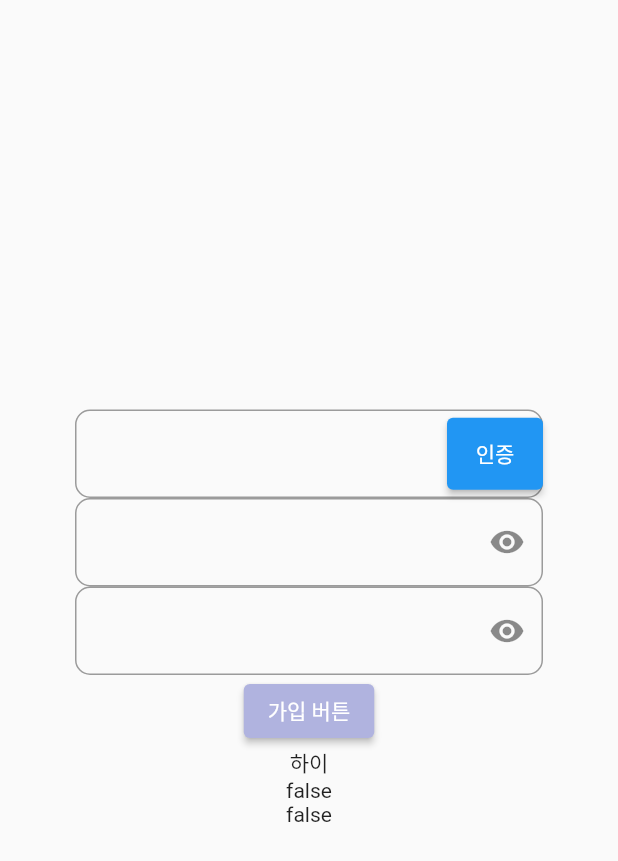
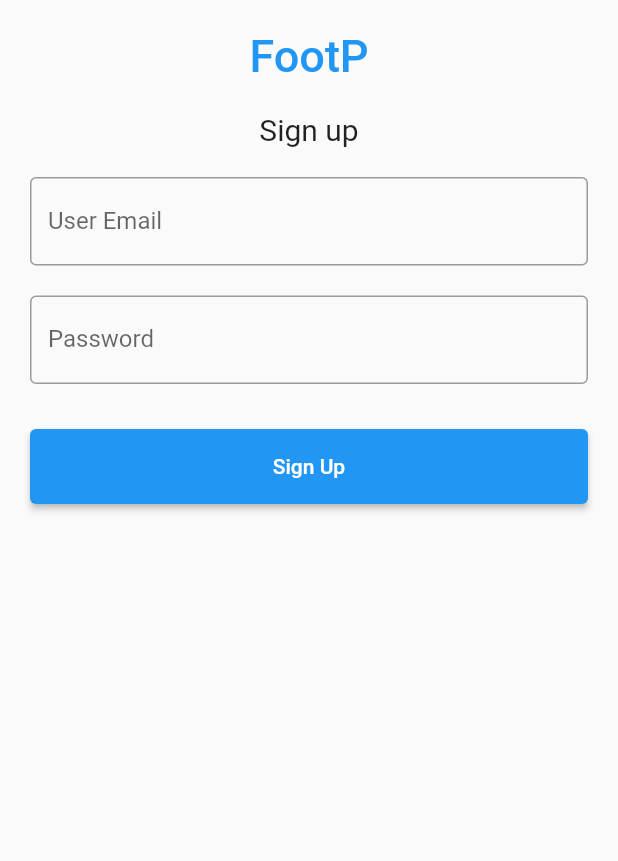
Before and after one commit to jibstring/footp, a Flutter app: the SignUp screen opened directly, on a phone screen of 412 x 824 dp. Shown: the top 861 px of the screen. Run offline on Flutter 3.47's test engine with Material 2 defaults, Android fonts, the phone set to English and light mode, and no system bars; our stand-ins replace dio, file_picker, geolocator, numberpicker; missing offline and left inert: naver_map_plugin.

Commit message:
[App] feat: sinup form in progress, fix some errors

```diff
--- a/app_footp/lib/components/createFoot/normalForm.dart
+++ b/app_footp/lib/components/createFoot/normalForm.dart
@@ -166,7 +166,7 @@ class _NormalFormState extends State<NormalForm> {
         Container(
             child: IconButton(
                 onPressed: () async {
-                  if (this.filePath == null && myText.text.trim() == '') {
+                  if (this.filePath == '' && myText.text.trim() == '') {
                     final snackBar = SnackBar(
                       content: const Text('내용을 입력하거나 파일을 첨부해주세요!'),
                       action: SnackBarAction(
--- a/app_footp/lib/signUp.dart
+++ b/app_footp/lib/signUp.dart
@@ -19,34 +19,126 @@ class _SignUpState extends State<SignUp> {
   bool _value = false;
   bool obscurePasswordOne = false;
   bool obscurePasswordTwo = false;
+  String? passwordConfirm;
+
+  // @override
+  // Widget build(BuildContext context) {
+  //   return Scaffold(
+  //       body: Form(
+  //     key: formKey,
+  //     child: Center(
+  //         child: SingleChildScrollView(
+  //             child: Padding(
+  //                 padding: EdgeInsets.all(50),
+  //                 child: Column(
+  //                   children: <Widget>[
+  //                     EmailInputForm(TextInputType.emailAddress, '이 메일'),
+  //                     PasswordOneInputForm(passwordOne),
+  //                     PasswordTwoInputForm(passwordTwo),
+  //                     ElevatedButton(
+  //                         style: ElevatedButton.styleFrom(
+  //                           primary: Color.fromRGBO(176, 179, 223, 1),
+  //                         ),
+  //                         onPressed: () {},
+  //                         child: Text('가입 버튼',
+  //                             style: TextStyle(color: Colors.white))),
+  //                     Text('$obscurePasswordOne'),
+  //                     Text('$obscurePasswordTwo'),
+  //                     Text('$passwordConfirm')
+  //                   ],
+  //                 )))),
+  //   ));
+  // }
+
+  TextEditingController emailController = TextEditingController();
+  TextEditingController passwordController = TextEditingController();
+  TextEditingController passwordConfirmController = TextEditingController();
 
   @override
   Widget build(BuildContext context) {
     return Scaffold(
-        body: Form(
-      key: formKey,
-      child: Center(
-          child: SingleChildScrollView(
-              child: Padding(
-                  padding: EdgeInsets.all(50),
-                  child: Column(
-                    children: <Widget>[
-                      EmailInputForm(TextInputType.emailAddress, '이 메일'),
-                      PasswordOneInputForm(passwordOne),
-                      PasswordTwoInputForm(passwordTwo),
-                      ElevatedButton(
-                          style: ElevatedButton.styleFrom(
-                            primary: Color.fromRGBO(176, 179, 223, 1),
-                          ),
-                          onPressed: () {},
-                          child: Text('가입 버튼',
-                              style: TextStyle(color: Colors.white))),
-                      Text('하이'),
-                      Text('$obscurePasswordOne'),
-                      Text('$obscurePasswordTwo'),
-                    ],
-                  )))),
-    ));
+        body: Padding(
+            padding: const EdgeInsets.all(10),
+            child: ListView(
+              children: <Widget>[
+                Container(
+                    alignment: Alignment.center,
+                    padding: const EdgeInsets.all(10),
+                    child: const Text(
+                      'FootP',
+                      style: TextStyle(
+                          color: Colors.blue,
+                          fontWeight: FontWeight.w500,
+                          fontSize: 30),
+                    )),
+                Container(
+                    alignment: Alignment.center,
+                    padding: const EdgeInsets.all(10),
+                    child: const Text(
+                      'Sign up',
+                      style: TextStyle(fontSize: 20),
+                    )),
+                Container(
+                  padding: const EdgeInsets.all(10),
+                  child: TextField(
+                    controller: emailController,
+                    decoration: const InputDecoration(
+                      border: OutlineInputBorder(),
+                      labelText: 'User Email',
+                    ),
+                  ),
+                ),
+                Container(
+                  padding: const EdgeInsets.fromLTRB(10, 10, 10, 10),
+                  child: TextField(
+                    obscureText: true,
+                    controller: passwordController,
+                    decoration: const InputDecoration(
+                      border: OutlineInputBorder(),
+                      labelText: 'Password',
+                    ),
+                  ),
+                ),
+                Container(
+                  padding: const EdgeInsets.fromLTRB(10, 10, 10, 10),
+                  // child: TextField(
+                  //   obscureText: true,
+                  //   controller: passwordConfirmController,
+                  //   decoration: const InputDecoration(
+                  //       border: OutlineInputBorder(),
+                  //       labelText: 'Password Confirm',
+                  //       suffixIcon: obscurePasswordOne == true
+                  //           ? IconButton(
+                  //               onPressed: () {
+                  //                 setState(() {
+
+                  //                 });
+                  //               }, icon: Icon(Icons.visibility))
+                  //           : IconButton(
+                  //               onPressed: () {},
+                  //               icon: Icon(Icons.visibility_off))),
+                  // ),
+                ),
+                // TextButton(
+                //   onPressed: () {
+                //     //forgot password screen
+                //   },
+                //   child: const Text(
+                //     'Forgot Password',
+                //   ),
+                // ),
+                Container(
+                    height: 50,
+                    padding: const EdgeInsets.fromLTRB(10, 0, 10, 0),
+                    child: ElevatedButton(
+                      child: const Text('Sign Up'),
+                      onPressed: () {
+                        print(emailController.text);
+                        print(passwordController.text);
+                      },
+                    )),
+              ],
+            )));
   }
 
   Widget TextFormFieldComponent(bool obscureText, TextInputType keyboardType,
@@ -98,6 +190,7 @@ class _SignUpState extends State<SignUp> {
           suffixIcon: _value != true
               ? ElevatedButton(
                   onPressed: () {
+                    _showDialog();
                     setState(() {
                       _value = !_value;
                     });
@@ -175,4 +268,29 @@ class _SignUpState extends State<SignUp> {
                         },
                       ))));
   }
+
+  void _showDialog() {
+    showDialog(
+      context: context,
+      builder: (BuildContext context) {
+        // return object of type Dialog
+        return AlertDialog(
+          title: new Text("Alert Dialog title"),
+          content: Row(
+            children: <Widget>[
+              TextField(),
+            ],
+          ),
+          actions: <Widget>[
+            new ElevatedButton(
+              child: new Text("Close"),
+              onPressed: () {
+                Navigator.pop(context);
+              },
+            ),
+          ],
+        );
+      },
+    );
+  }
 }
```
Also changed, not shown: app_footp/lib/components/createFoot/quizForm.dart (+20 -2 lines).
